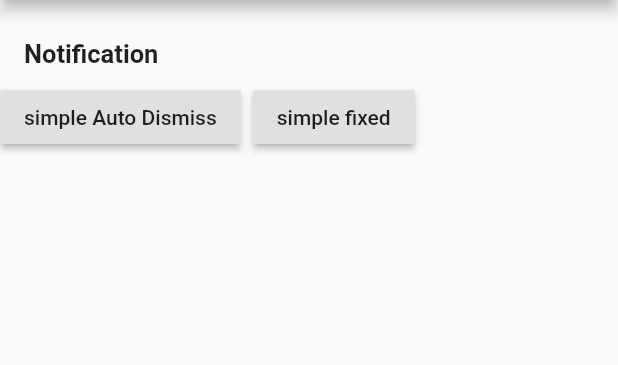
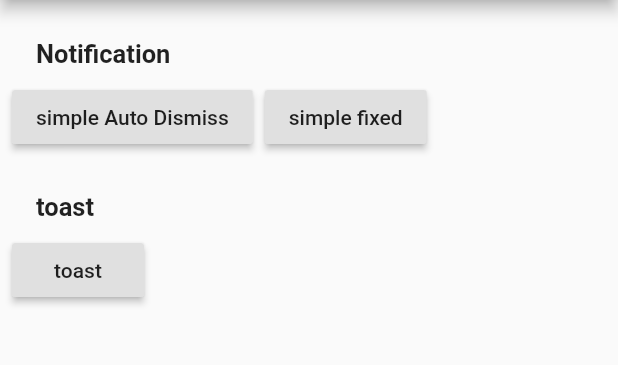
Before and after one commit to boyan01/overlay_support, a Flutter app: the screen it shows after launch, on a phone screen of 412 x 824 dp, the part 84-449 px from its top. Run offline on Flutter 3.47's test engine with Material 2 defaults, Android fonts, the phone set to English and light mode, and no system bars.

Commit message:
add toast support

```diff
--- a/example/lib/main.dart
+++ b/example/lib/main.dart
@@ -1,7 +1,11 @@
 import 'package:flutter/material.dart';
 import 'package:overlay_support/overlay_support.dart';
 
-void main() => runApp(MyApp());
+void main() {
+  kNotificationSlideDuration = const Duration(milliseconds: 500);
+  kNotificationDuration = const Duration(milliseconds: 1500);
+  runApp(MyApp());
+}
 
 class MyApp extends StatelessWidget {
   @override
@@ -23,10 +27,8 @@ class HomePage extends StatelessWidget {
       appBar: AppBar(title: Text("overlay support example")),
       body: ListView(
         children: <Widget>[
-          SizedBox(height: 16),
-          _Title(title: "Notification"),
-          Wrap(
-            spacing: 8,
+          _Section(
+            title: 'Notification',
             children: <Widget>[
               RaisedButton(
                 onPressed: () {
@@ -55,7 +57,39 @@ class HomePage extends StatelessWidget {
                 child: Text("simple fixed"),
               ),
             ],
-          )
+          ),
+          _Section(title: 'toast', children: [
+            RaisedButton(
+              onPressed: () {
+                toast(context, 'this is a message from toast');
+              },
+              child: Text('toast'),
+            )
+          ]),
+        ],
+      ),
+    );
+  }
+}
+
+class _Section extends StatelessWidget {
+  final String title;
+
+  final List<Widget> children;
+
+  const _Section({Key key, @required this.title, @required this.children})
+      : super(key: key);
+
+  @override
+  Widget build(BuildContext context) {
+    return Padding(
+      padding: const EdgeInsets.symmetric(horizontal: 8),
+      child: Column(
+        crossAxisAlignment: CrossAxisAlignment.start,
+        children: <Widget>[
+          SizedBox(height: 16),
+          _Title(title: title),
+          Wrap(spacing: 8, children: children),
         ],
       ),
     );
--- /dev/null
+++ b/lib/src/overlay_entry.dart
@@ -0,0 +1,26 @@
+import 'package:flutter/widgets.dart';
+import 'package:overlay_support/src/overlay.dart';
+
+class NotificationEntry {
+  final OverlayEntry _entry;
+  final GlobalKey<AnimatedOverlayState> _key;
+
+  NotificationEntry(this._entry, this._key);
+
+  bool _dismissed = false;
+
+  ///dismiss notification
+  void dismiss({bool animate = true}) {
+    if (_dismissed) {
+      return;
+    }
+    _dismissed = true;
+    if (!animate) {
+      _entry.remove();
+      return;
+    }
+    _key.currentState.hide().whenComplete(() {
+      _entry.remove();
+    });
+  }
+}
```
Also changed, not shown: lib/overlay_support.dart (+11 -1 lines), lib/src/notification/notification.dart (+8 -56 lines), lib/src/notification/overlay_notification.dart (+6 -59 lines), lib/src/overlay.dart (added, +107 -0 lines), lib/src/toast/overlay_toast.dart (added, +43 -0 lines).
